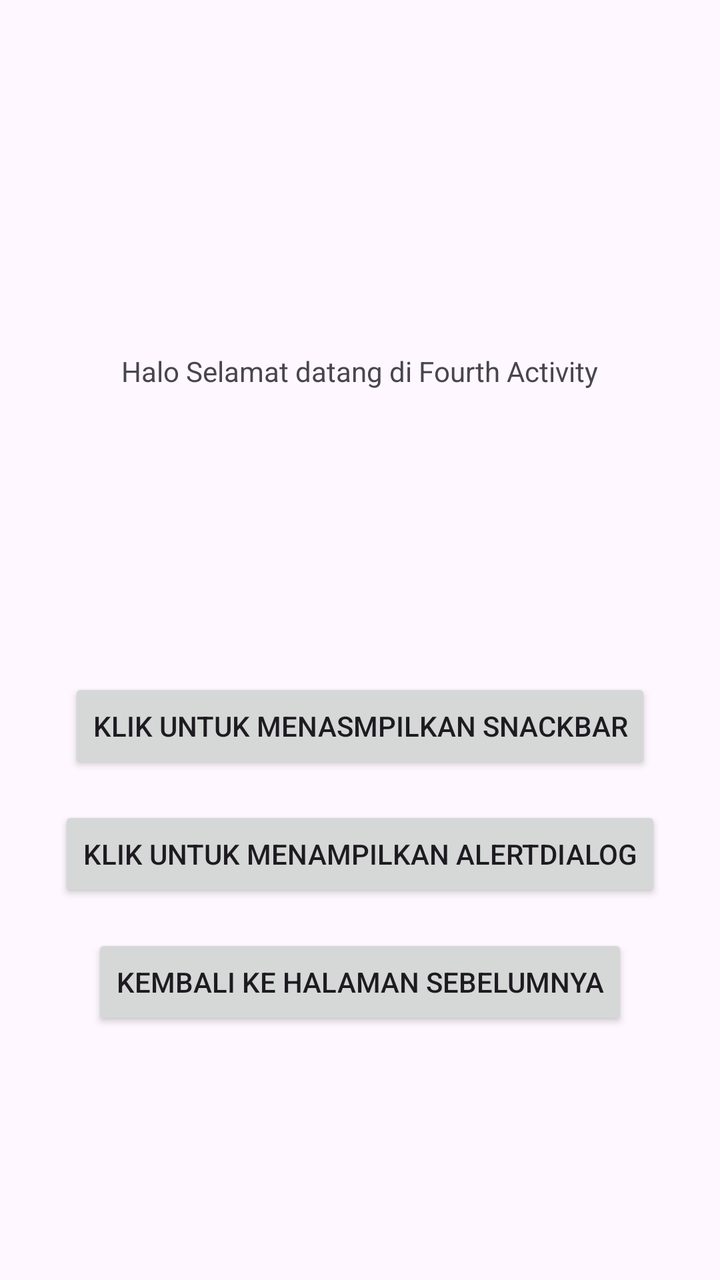
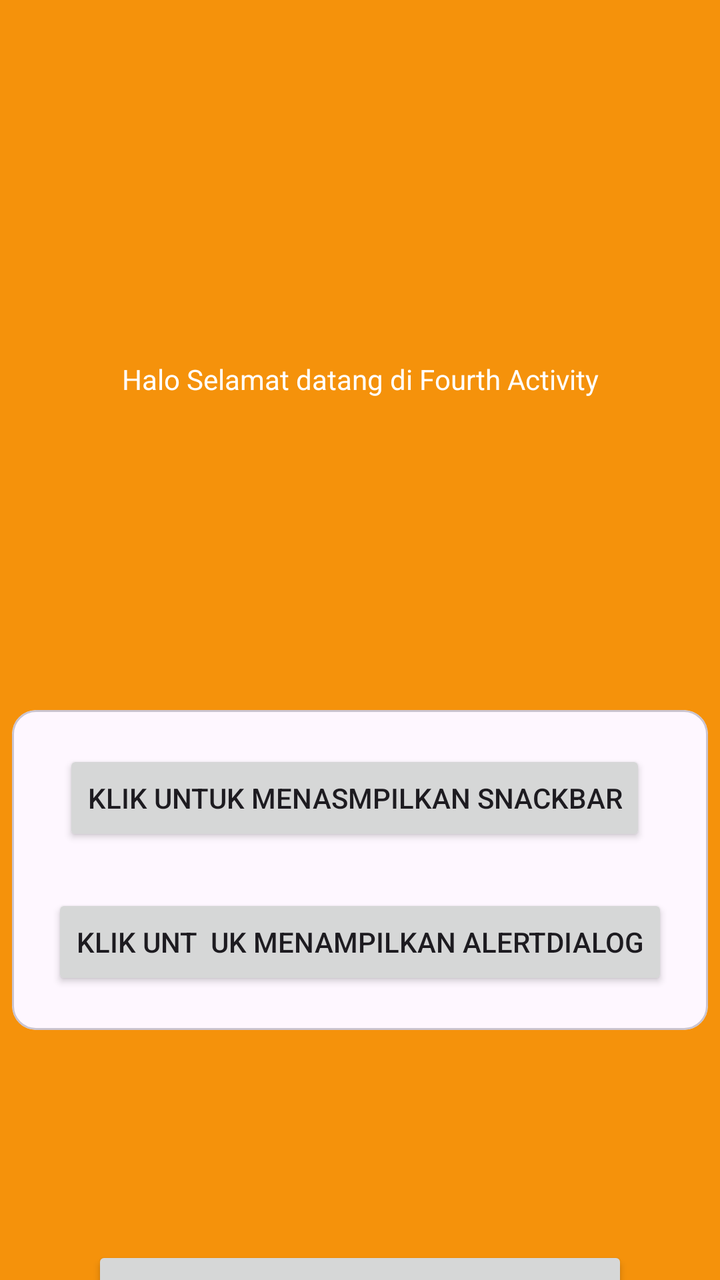

Compare the two renders of this Android layout. The source of the first and the diff that turns it into the second are given below.
<!-- AndroidManifest.xml: application theme Theme.IdoApps -->
<!-- res/layout/activity_fourth.xml -->
<?xml version="1.0" encoding="utf-8"?>
<androidx.constraintlayout.widget.ConstraintLayout xmlns:android="http://schemas.android.com/apk/res/android"
    xmlns:app="http://schemas.android.com/apk/res-auto"
    xmlns:tools="http://schemas.android.com/tools"
    android:id="@+id/main"
    android:layout_width="match_parent"
    android:layout_height="match_parent"
    tools:context=".pertemuan_4.FourthActivity">

    <TextView
        android:id="@+id/textView3"
        android:layout_width="wrap_content"
        android:layout_height="wrap_content"
        android:layout_marginTop="176dp"
        android:text="Halo Selamat datang di Fourth Activity"
        app:layout_constraintEnd_toEndOf="parent"
        app:layout_constraintHorizontal_bias="0.498"
        app:layout_constraintStart_toStartOf="parent"
        app:layout_constraintTop_toTopOf="parent" />


    <Button
        android:id="@+id/btnKembali"
        android:layout_width="wrap_content"
        android:layout_height="wrap_content"
        android:layout_marginTop="16dp"
        android:text="Kembali ke Halaman Sebelumnya"
        app:layout_constraintEnd_toEndOf="parent"
        app:layout_constraintStart_toStartOf="parent"
        app:layout_constraintTop_toBottomOf="@+id/btnShowAlertDialog" />

    <Button
        android:id="@+id/btnShowSnackBar"
        android:layout_width="wrap_content"
        android:layout_height="wrap_content"
        android:layout_marginTop="144dp"
        android:text="Klik Untuk Menasmpilkan SnackBar"
        app:layout_constraintEnd_toEndOf="parent"
        app:layout_constraintStart_toStartOf="parent"
        app:layout_constraintTop_toBottomOf="@+id/textView3" />

    <Button
        android:id="@+id/btnShowAlertDialog"
        android:layout_width="wrap_content"
        android:layout_height="wrap_content"
        android:layout_marginTop="16dp"
        android:text="Klik Untuk Menampilkan AlertDialog"
        app:layout_constraintEnd_toEndOf="parent"
        app:layout_constraintHorizontal_bias="0.498"
        app:layout_constraintStart_toStartOf="parent"
        app:layout_constraintTop_toBottomOf="@+id/btnShowSnackBar" />


</androidx.constraintlayout.widget.ConstraintLayout>
<!-- resources referenced by this layout -->
<resources>
  <style name="Theme.IdoApps" parent="Base.Theme.IdoApps" />
  <style name="Base.Theme.IdoApps" parent="Theme.Material3.DayNight.NoActionBar">
          
          
      </style>
</resources>

<!-- the commit's change to res/layout/activity_fourth.xml (unified diff, before → after) -->
@@ -5,50 +5,87 @@
     android:id="@+id/main"
     android:layout_width="match_parent"
     android:layout_height="match_parent"
-    tools:context=".pertemuan_4.FourthActivity">
+    tools:context=".pertemuan_4.FourthActivity"
+    android:background="@color/yellow_primer"
+    >
+
 
     <TextView
         android:id="@+id/textView3"
         android:layout_width="wrap_content"
         android:layout_height="wrap_content"
-        android:layout_marginTop="176dp"
+        android:layout_marginTop="180dp"
+        android:textColor="@color/white"
         android:text="Halo Selamat datang di Fourth Activity"
         app:layout_constraintEnd_toEndOf="parent"
-        app:layout_constraintHorizontal_bias="0.498"
         app:layout_constraintStart_toStartOf="parent"
         app:layout_constraintTop_toTopOf="parent" />
 
+    <com.google.android.material.card.MaterialCardView
+        android:id="@+id/materialCardView"
+        android:layout_width="wrap_content"
+        android:layout_height="wrap_content"
+        android:layout_marginTop="156dp"
+        app:layout_constraintEnd_toEndOf="parent"
+        app:layout_constraintStart_toStartOf="parent"
+        app:layout_constraintTop_toBottomOf="@+id/textView3">
+
+        <androidx.constraintlayout.widget.ConstraintLayout
+            android:layout_width="match_parent"
+            android:layout_height="match_parent"
+            android:layout_margin="20dp">
+
+            <Button
+                android:id="@+id/btnShowSnackBar"
+                android:layout_width="wrap_content"
+                android:layout_height="wrap_content"
+                android:layout_marginTop="152dp"
+                android:text="Klik Untuk Menasmpilkan SnackBar"
+                app:layout_constraintEnd_toEndOf="parent"
+                app:layout_constraintHorizontal_bias="0.333"
+                app:layout_constraintStart_toStartOf="parent"
+                />
+
+            <Button
+                android:id="@+id/btnShowAlertDialog"
+                android:layout_width="wrap_content"
+                android:layout_height="wrap_content"
+                android:layout_marginTop="24dp"
+                android:text="Klik Unt  uk Menampilkan AlertDialog"
+                app:layout_constraintEnd_toEndOf="parent"
+                app:layout_constraintHorizontal_bias="0.0"
+                app:layout_constraintStart_toStartOf="parent"
+                app:layout_constraintTop_toBottomOf="@+id/btnShowSnackBar" />
+
+        </androidx.constraintlayout.widget.ConstraintLayout>
+
+
+    </com.google.android.material.card.MaterialCardView>
 
     <Button
         android:id="@+id/btnKembali"
         android:layout_width="wrap_content"
         android:layout_height="wrap_content"
-        android:layout_marginTop="16dp"
+        android:layout_marginTop="108dp"
         android:text="Kembali ke Halaman Sebelumnya"
         app:layout_constraintEnd_toEndOf="parent"
         app:layout_constraintStart_toStartOf="parent"
-        app:layout_constraintTop_toBottomOf="@+id/btnShowAlertDialog" />
+        app:layout_constraintTop_toBottomOf="@+id/materialCardView" />
 
-    <Button
-        android:id="@+id/btnShowSnackBar"
-        android:layout_width="wrap_content"
-        android:layout_height="wrap_content"
-        android:layout_marginTop="144dp"
-        android:text="Klik Untuk Menasmpilkan SnackBar"
-        app:layout_constraintEnd_toEndOf="parent"
-        app:layout_constraintStart_toStartOf="parent"
-        app:layout_constraintTop_toBottomOf="@+id/textView3" />
+    
 
-    <Button
-        android:id="@+id/btnShowAlertDialog"
-        android:layout_width="wrap_content"
-        android:layout_height="wrap_content"
-        android:layout_marginTop="16dp"
-        android:text="Klik Untuk Menampilkan AlertDialog"
-        app:layout_constraintEnd_toEndOf="parent"
-        app:layout_constraintHorizontal_bias="0.498"
-        app:layout_constraintStart_toStartOf="parent"
-        app:layout_constraintTop_toBottomOf="@+id/btnShowSnackBar" />
+
+
+
+
+
+
+
+
+
+
+
+
 
 
 </androidx.constraintlayout.widget.ConstraintLayout>
<!-- resource entries referenced after the edit -->
@@ -1,5 +1,7 @@
 <!-- resources referenced by this layout -->
 <resources>
+  <color name="white">#FFFFFFFF</color>
+  <color name="yellow_primer">#F5920B</color>
   <style name="Theme.IdoApps" parent="Base.Theme.IdoApps" />
   <style name="Base.Theme.IdoApps" parent="Theme.Material3.DayNight.NoActionBar">
           
